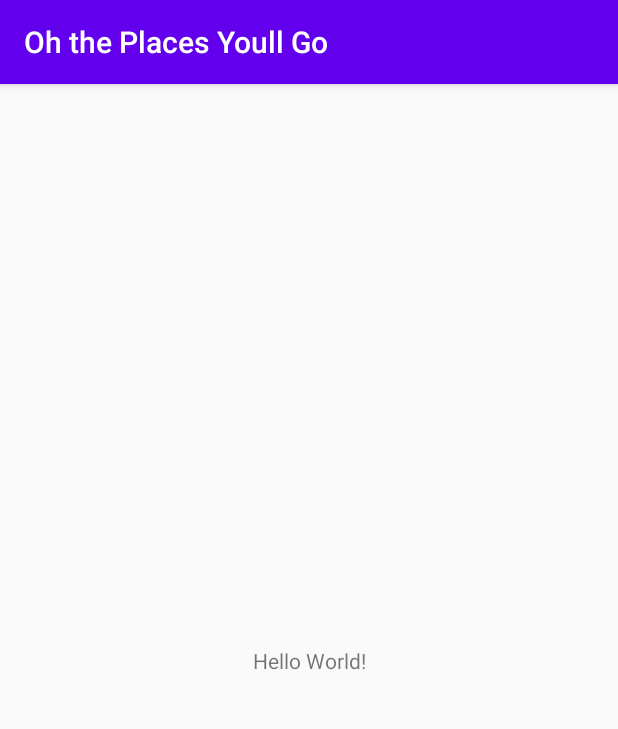
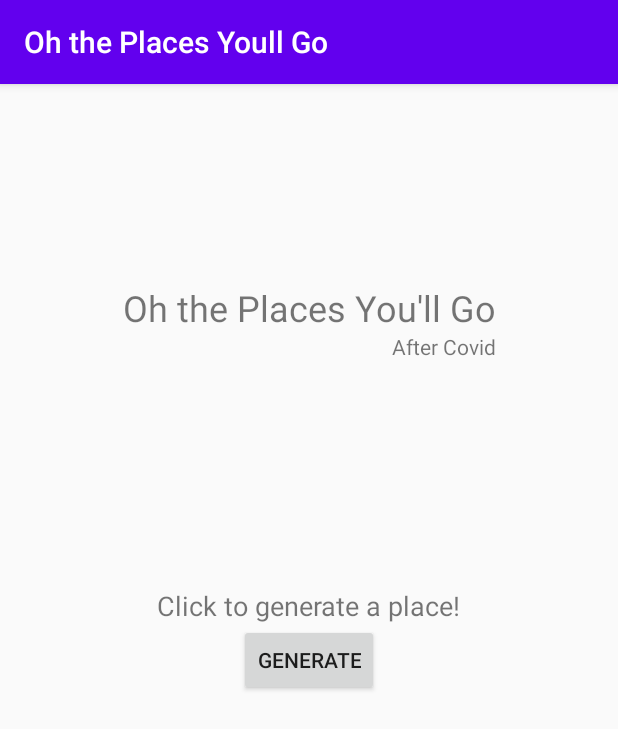
Before and after one commit to kaitlynnchan/oh-the-places-youll-go, an Android app: the screen it shows after launch (MainActivity), on a phone screen of 412 x 824 dp. Shown: the top 729 px of the screen. Run offline under Robolectric (Android 15) with nearby library versions, the phone set to English and light mode, and no system bars.

Commit message:
Added basic UI

```diff
--- a/app/src/main/java/mountainmadness2021/ohtheplacesyoullgo/MainActivity.java
+++ b/app/src/main/java/mountainmadness2021/ohtheplacesyoullgo/MainActivity.java
@@ -3,6 +3,8 @@ package mountainmadness2021.ohtheplacesyoullgo;
 import androidx.appcompat.app.AppCompatActivity;
 
 import android.os.Bundle;
+import android.view.View;
+import android.widget.Button;
 
 public class MainActivity extends AppCompatActivity {
 
@@ -10,5 +12,17 @@ public class MainActivity extends AppCompatActivity {
     protected void onCreate(Bundle savedInstanceState) {
         super.onCreate(savedInstanceState);
         setContentView(R.layout.activity_main);
+
+        setupButtons();
+    }
+
+    private void setupButtons() {
+        Button generateBtn = findViewById(R.id.btn_generate);
+        generateBtn.setOnClickListener(new View.OnClickListener() {
+            @Override
+            public void onClick(View view) {
+                // generate places
+            }
+        });
     }
 }
--- a/app/src/main/res/layout/activity_main.xml
+++ b/app/src/main/res/layout/activity_main.xml
@@ -7,12 +7,42 @@
     tools:context=".MainActivity">
 
     <TextView
+        android:id="@+id/tv_title"
         android:layout_width="wrap_content"
         android:layout_height="wrap_content"
-        android:text="Hello World!"
+        android:text="Oh the Places You'll Go"
+        android:textSize="24sp"
         app:layout_constraintBottom_toBottomOf="parent"
-        app:layout_constraintLeft_toLeftOf="parent"
-        app:layout_constraintRight_toRightOf="parent"
+        app:layout_constraintEnd_toEndOf="parent"
+        app:layout_constraintStart_toStartOf="parent"
+        app:layout_constraintTop_toTopOf="parent"
+        app:layout_constraintVertical_bias="0.18" />
+
+    <TextView
+        android:id="@+id/tv_subtitle"
+        android:layout_width="wrap_content"
+        android:layout_height="wrap_content"
+        android:text="After Covid"
+        app:layout_constraintEnd_toEndOf="@+id/tv_title"
+        app:layout_constraintTop_toBottomOf="@+id/tv_title" />
+
+    <Button
+        android:id="@+id/btn_generate"
+        android:layout_width="wrap_content"
+        android:layout_height="wrap_content"
+        android:text="Generate"
+        app:layout_constraintBottom_toBottomOf="parent"
+        app:layout_constraintEnd_toEndOf="parent"
+        app:layout_constraintStart_toStartOf="parent"
         app:layout_constraintTop_toTopOf="parent" />
 
+    <TextView
+        android:id="@+id/tv_generate"
+        android:layout_width="wrap_content"
+        android:layout_height="wrap_content"
+        android:text="Click to generate a place!"
+        android:textSize="18sp"
+        app:layout_constraintBottom_toTopOf="@+id/btn_generate"
+        app:layout_constraintEnd_toEndOf="@+id/btn_generate"
+        app:layout_constraintStart_toStartOf="@+id/btn_generate" />
 </androidx.constraintlayout.widget.ConstraintLayout>
```
